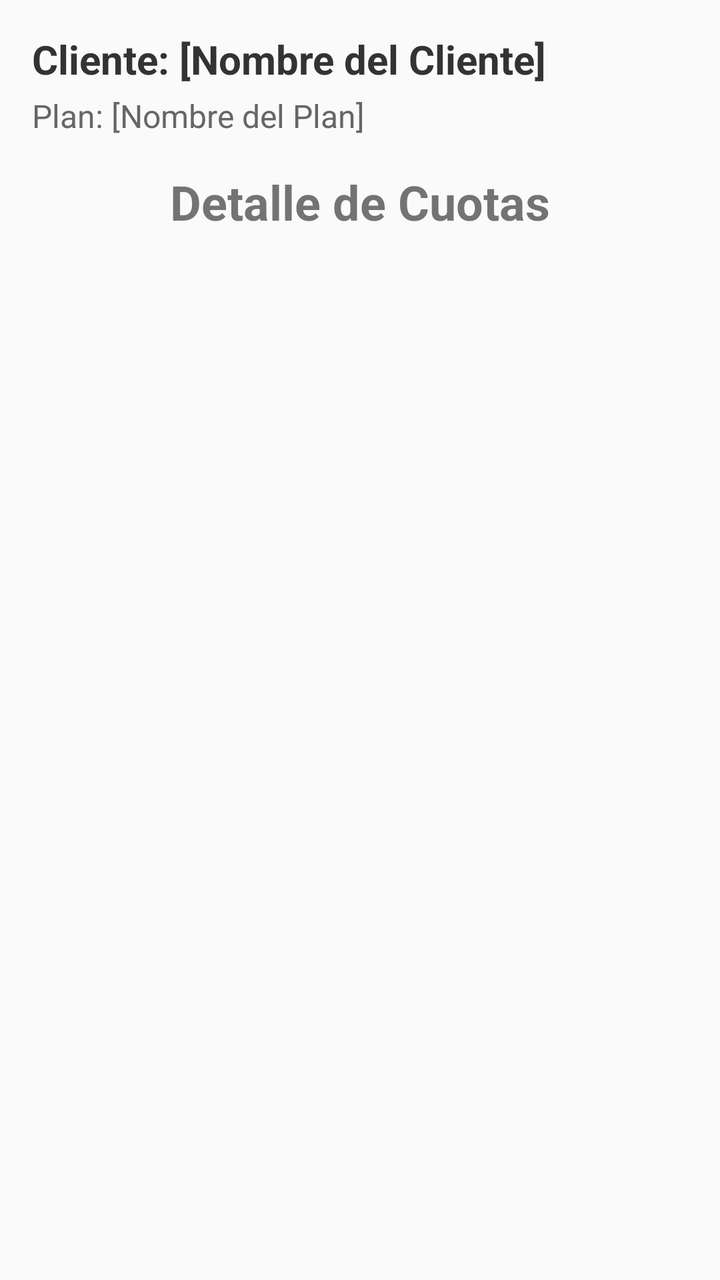
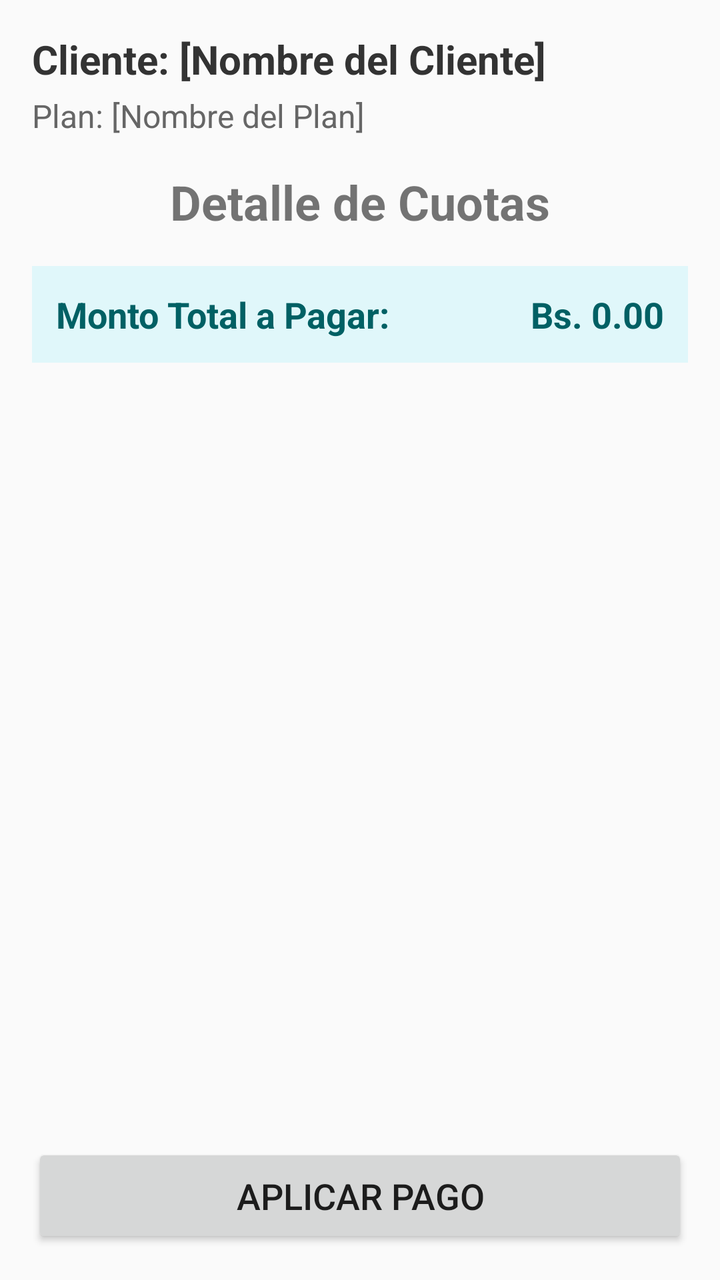

Screens rendered from an Android XML layout before and after an edit, with the pre-edit source and the edit as a unified diff.
<!-- AndroidManifest.xml: application theme AppTheme -->
<!-- res/layout/activity_cuotas.xml -->
<?xml version="1.0" encoding="utf-8"?>
<LinearLayout
	xmlns:android="http://schemas.android.com/apk/res/android"
	android:layout_width="match_parent"
	android:layout_height="match_parent"
	android:orientation="vertical"
	android:padding="16dp">

	<TextView
		android:id="@+id/tv_cuotas_cliente_nombre"
		android:layout_width="match_parent"
		android:layout_height="wrap_content"
		android:text="Cliente: [Nombre del Cliente]"
		android:textSize="20sp"
		android:textStyle="bold"
		android:layout_marginBottom="4dp"
		android:textColor="#333333"/>

	<TextView
		android:id="@+id/tv_cuotas_plan_nombre"
		android:layout_width="match_parent"
		android:layout_height="wrap_content"
		android:text="Plan: [Nombre del Plan]"
		android:textSize="16sp"
		android:layout_marginBottom="16dp"
		android:textColor="#666666"/>

	<TextView
		android:layout_width="match_parent"
		android:layout_height="wrap_content"
		android:text="Detalle de Cuotas"
		android:textSize="24sp"
		android:textStyle="bold"
		android:gravity="center"
		android:paddingBottom="16dp"/>

	<ListView
		android:id="@+id/listview_cuotas"
		android:layout_width="match_parent"
		android:layout_height="0dp"
		android:layout_weight="1"
		android:divider="#CFCFCF"
		android:dividerHeight="1dp"/>

</LinearLayout>
<!-- resources referenced by this layout -->
<resources>
  <style name="AppTheme" parent="@android:style/Theme.Holo.Light">
  	</style>
</resources>

<!-- the commit's change to res/layout/activity_cuotas.xml (unified diff, before → after) -->
@@ -34,6 +34,33 @@
 		android:gravity="center"
 		android:paddingBottom="16dp"/>
 
+	<LinearLayout
+		android:id="@+id/ll_total_acumulado"
+		android:layout_width="match_parent"
+		android:layout_height="wrap_content"
+		android:orientation="horizontal"
+		android:background="#E0F7FA"  android:padding="12dp"
+		android:layout_marginBottom="16dp"> 
+		
+		<TextView
+			android:layout_width="0dp"
+			android:layout_height="wrap_content"
+			android:layout_weight="1"
+			android:text="Monto Total a Pagar:"
+			android:textSize="18sp"
+			android:textStyle="bold"
+			android:textColor="#006064"/>
+
+		<TextView
+			android:id="@+id/tv_monto_acumulado"
+			android:layout_width="wrap_content"
+			android:layout_height="wrap_content"
+			android:text="Bs. 0.00"
+			android:textSize="18sp"
+			android:textStyle="bold"
+			android:textColor="#006064"/>
+	</LinearLayout>
+
 	<ListView
 		android:id="@+id/listview_cuotas"
 		android:layout_width="match_parent"
@@ -42,4 +69,13 @@
 		android:divider="#CFCFCF"
 		android:dividerHeight="1dp"/>
 
+	<Button
+		android:id="@+id/btn_pagar_seleccionadas"
+		android:layout_width="match_parent"
+		android:layout_height="wrap_content"
+		android:text="Aplicar Pago"
+		android:textSize="18sp"
+		android:padding="14dp"
+		android:layout_marginTop="16dp"/> 
+	
 </LinearLayout>
